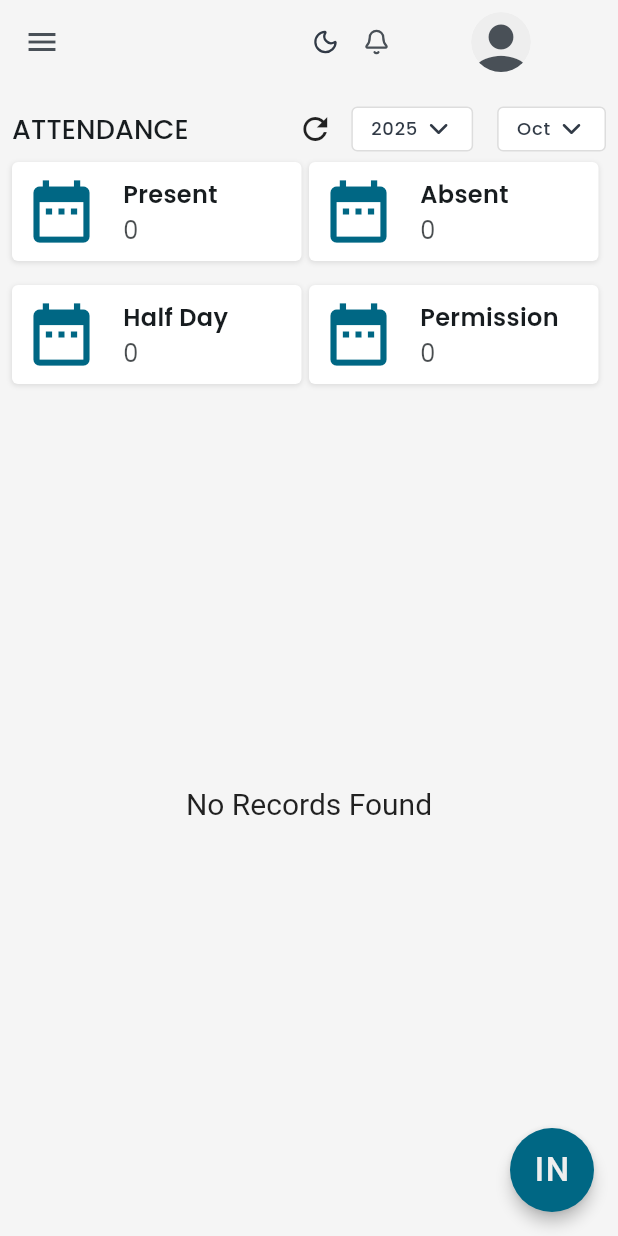
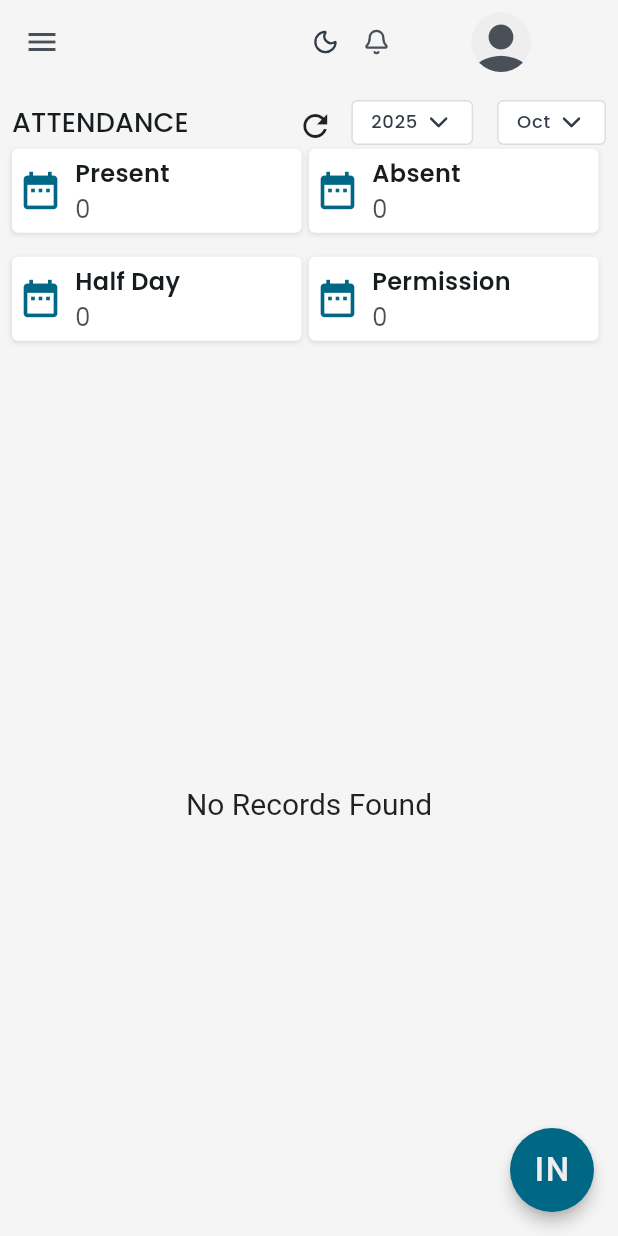
Before and after one commit to MVDFasteners/flutter_project, a Flutter app: the Attendance screen opened by its route, on a phone screen of 412 x 824 dp. Run offline on Flutter 3.47's test engine with Material 3 defaults, Android fonts, the phone set to English and light mode, and no system bars; our stand-ins replace camera, file_picker, fl_chart, flutter_blurhash, flutter_colorpicker, flutter_image_compress and 15 more; missing offline and left inert: flutter_quill; accounts and stored records are empty.

```diff
--- a/lib/views/dashboard/attendance.dart
+++ b/lib/views/dashboard/attendance.dart
@@ -143,7 +143,7 @@ class _AttendanceState extends State<Attendance>
                         ),
                       ),
                       Expanded(
-                        flex: 3,
+                        flex: 4,
                         child: Column(
                           children: [
                             if (Responsive.isMobile(context))
@@ -361,7 +361,7 @@ class _AttendanceState extends State<Attendance>
   Widget buildTopSeller(String title, String value) {
     return MyCard(
       shadow: MyShadow(elevation: 1),
-      paddingAll: 8,
+      paddingAll: 4,
       margin: MySpacing.right(5),
       borderRadiusAll: AppStyle.buttonRadius.medium,
       // width: 300,
@@ -372,13 +372,13 @@ class _AttendanceState extends State<Attendance>
             clipBehavior: Clip.antiAliasWithSaveLayer,
             child: Icon(
               Icons.date_range,
-              size: 50,
+              size: 30,
               color: AppTheme.primaryColor,
             ),
 
             // Icon(Icons.absent, size: 70),
           ),
-          MySpacing.width(16),
+          MySpacing.width(8),
           Column(
             crossAxisAlignment: CrossAxisAlignment.start,
             children: [
@@ -409,7 +409,9 @@ class _AttendanceState extends State<Attendance>
           Row(
             children: [
               Icon(Icons.location_on),
-              MyText.bodyMedium(location, fontWeight: 600),
+              SizedBox(
+                  width: 200,
+                  child: MyText.bodyMedium(location, fontWeight: 600, overflow: TextOverflow.ellipsis,)),
               Spacer(),
               MyContainer(
                 paddingAll: 8,
--- a/lib/views/layouts/layout.dart
+++ b/lib/views/layouts/layout.dart
@@ -26,6 +26,7 @@ class Layout extends StatelessWidget {
   final bool? scrollNeed;
   final Widget? floatingAction;
   final Widget? bottomBar;
+  final Widget? leadingWidget;
 
   final LayoutController controller = LayoutController();
   final LoginController loginController = Get.put(LoginController());
@@ -36,6 +37,7 @@ class Layout extends StatelessWidget {
   Layout({
     super.key,
     this.child,
+    this.leadingWidget,
     this.anyWidget,
     this.scrollNeed = true,
     this.floatingAction,
@@ -66,6 +68,7 @@ class Layout extends StatelessWidget {
       key: controller.scaffoldKey,
       bottomNavigationBar: bottomBar,
       appBar: AppBar(
+        leading: leadingWidget,
         elevation: 0,
         actions: [
           InkWell(
--- a/lib/views/pages/view_login_details.dart
+++ b/lib/views/pages/view_login_details.dart
@@ -46,6 +46,9 @@ class _CheckinDetailsState extends State<CheckinDetails>
   @override
   Widget build(BuildContext context) {
     return Layout(
+      leadingWidget: IconButton(onPressed: () {
+        Navigator.pop(context);
+      }, icon: Icon(Icons.arrow_back)),
       scrollNeed: false,
       child: GetBuilder(
         init: controller,
```
Also changed, not shown: lib/myPages/TripListScreen.dart (+4 -4 lines), lib/myPages/placeList.dart (+10 -4 lines), 11 other files.
